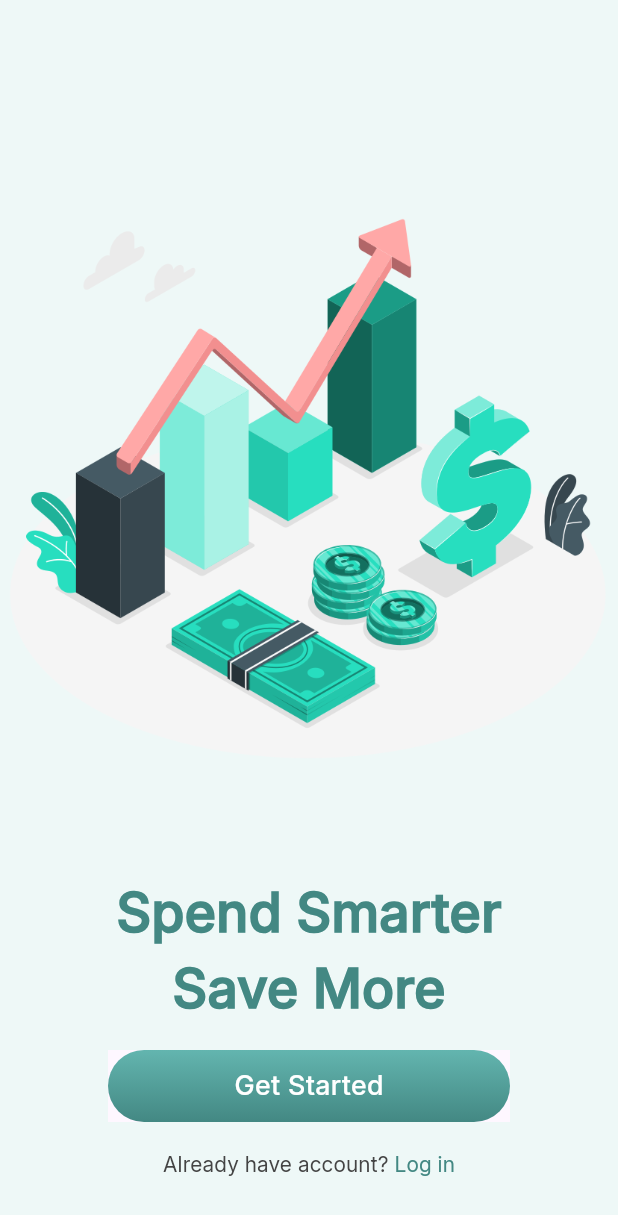
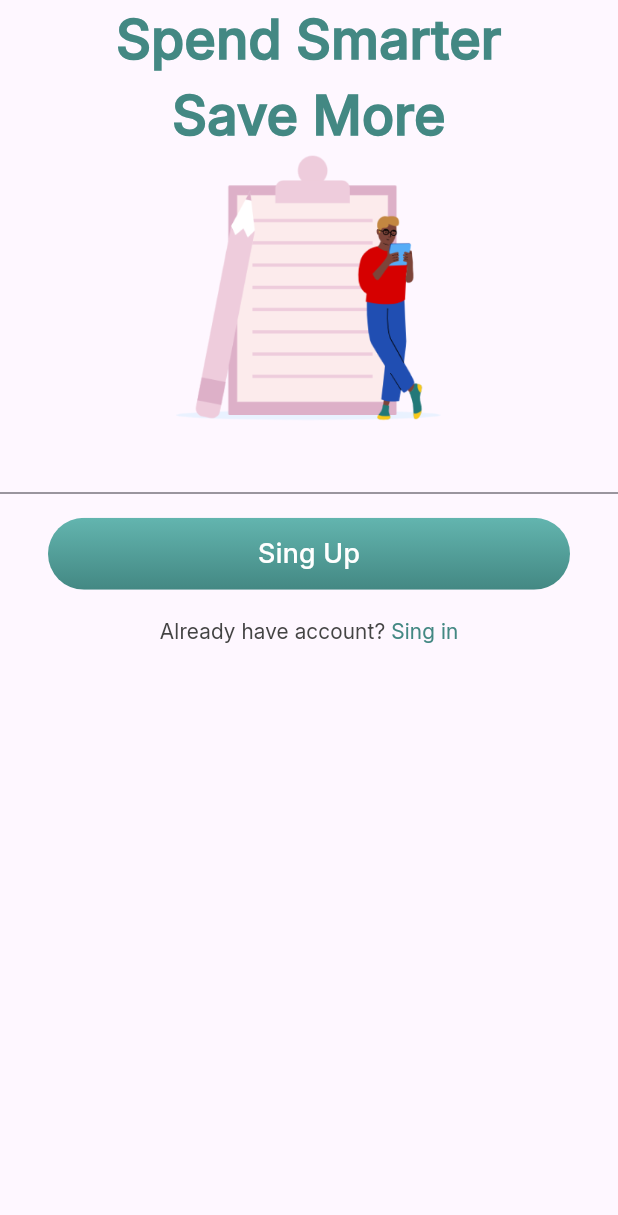
Before and after one commit to PiterCapistrano/money_map, a Flutter app: the screen it shows after launch, after a tap on "Already have account?", on a phone screen of 412 x 824 dp. Shown: the top 1215 px of the screen. Run offline on Flutter 3.47's test engine with Material 3 defaults, Android fonts, the phone set to English and light mode, and no system bars.

Commit message:
Criando Navegaçãoes de Tela e Tela de Cadastro

```diff
--- a/lib/app.dart
+++ b/lib/app.dart
@@ -1,5 +1,5 @@
 import 'package:flutter/material.dart';
-import 'package:money_map/features/onboarding/onboarding_page.dart';
+import 'package:money_map/features/splash/splash_page.dart';
 
 class App extends StatelessWidget {
   const App({super.key});
@@ -7,7 +7,7 @@ class App extends StatelessWidget {
   @override
   Widget build(BuildContext context) {
     return const MaterialApp(
-      home: OnboardingPage(),
+      home: SplashPage(),
     );
   }
 }
--- a/lib/features/onboarding/onboarding_page.dart
+++ b/lib/features/onboarding/onboarding_page.dart
@@ -1,11 +1,10 @@
-import 'dart:developer';
-
-import 'package:flutter/gestures.dart';
 import 'package:flutter/material.dart';
 import 'package:money_map/common/constants/app_colors.dart';
 import 'package:money_map/common/constants/app_text_styles.dart';
 import 'package:money_map/common/constants/widgets/multi_text_button.dart';
 import 'package:money_map/common/constants/widgets/primary_button.dart';
+import 'package:money_map/features/login/login.dart';
+import 'package:money_map/features/sing_up/sing_up.dart';
 
 class OnboardingPage extends StatelessWidget {
   const OnboardingPage({super.key});
@@ -17,9 +16,6 @@ class OnboardingPage extends StatelessWidget {
         body: Align(
           child: Column(
             children: [
-              const SizedBox(
-                height: 48.0,
-              ),
               Expanded(
                 child: Image.asset('assets/images/access_image.png'),
               ),
@@ -42,7 +38,13 @@ class OnboardingPage extends StatelessWidget {
                 ),
                 child: PrimaryButton(
                   text: 'Get Started',
-                  onPressed: () {},
+                  onPressed: () {
+                    Navigator.push(
+                        context,
+                        MaterialPageRoute(
+                          builder: (context) => const Login(),
+                        ));
+                  },
                 ),
               ),
               MultiTextButton(
@@ -58,7 +60,13 @@ class OnboardingPage extends StatelessWidget {
                         .copyWith(color: AppColors.darkGreen),
                   )
                 ],
-                onPressed: () => log('Tap'),
+                onPressed: () {
+                  Navigator.push(
+                      context,
+                      MaterialPageRoute(
+                        builder: (context) => const SingUp(),
+                      ));
+                },
               ),
               const SizedBox(
                 height: 24.0,
--- /dev/null
+++ b/lib/features/sing_up/sing_up.dart
@@ -0,0 +1,75 @@
+import 'package:flutter/material.dart';
+import 'package:money_map/common/constants/app_colors.dart';
+import 'package:money_map/common/constants/app_text_styles.dart';
+import 'package:money_map/common/constants/widgets/multi_text_button.dart';
+import 'package:money_map/common/constants/widgets/primary_button.dart';
+import 'package:money_map/features/login/login.dart';
+
+class SingUp extends StatelessWidget {
+  const SingUp({super.key});
+
+  @override
+  Widget build(BuildContext context) {
+    return Scaffold(
+      body: ListView(
+        children: [
+          Text(
+            'Spend Smarter',
+            textAlign: TextAlign.center,
+            style:
+                AppTextStyles.mediumText.copyWith(color: AppColors.darkGreen),
+          ),
+          Text(
+            'Save More',
+            textAlign: TextAlign.center,
+            style:
+                AppTextStyles.mediumText.copyWith(color: AppColors.darkGreen),
+          ),
+          Image.asset(
+            'assets/images/sing_up.png',
+          ),
+          TextFormField(),
+          Padding(
+            padding: const EdgeInsets.only(
+              left: 32.0,
+              right: 32.0,
+              top: 16.0,
+              bottom: 4.0,
+            ),
+            child: PrimaryButton(
+              text: 'Sing Up',
+              onPressed: () {
+                Navigator.push(
+                    context,
+                    MaterialPageRoute(
+                      builder: (context) => const Login(),
+                    ));
+              },
+            ),
+          ),
+          MultiTextButton(
+            children: [
+              Text(
+                'Already have account? ',
+                style:
+                    AppTextStyles.smallText.copyWith(color: AppColors.darkGrey),
+              ),
+              Text(
+                'Sing in',
+                style: AppTextStyles.smallText
+                    .copyWith(color: AppColors.darkGreen),
+              )
+            ],
+            onPressed: () {
+              Navigator.push(
+                  context,
+                  MaterialPageRoute(
+                    builder: (context) => const SingUp(),
+                  ));
+            },
+          ),
+        ],
+      ),
+    );
+  }
+}
--- a/lib/features/splash/splash_page.dart
+++ b/lib/features/splash/splash_page.dart
@@ -1,9 +1,38 @@
+import 'dart:async';
+
 import 'package:flutter/material.dart';
 import 'package:money_map/common/constants/app_colors.dart';
 import 'package:money_map/common/constants/app_text_styles.dart';
+import 'package:money_map/features/onboarding/onboarding_page.dart';
 
-class SplashPage extends StatelessWidget {
+class SplashPage extends StatefulWidget {
   const SplashPage({super.key});
+
+  @override
+  State<SplashPage> createState() => _SplashPageState();
+}
+
+class _SplashPageState extends State<SplashPage> {
+  @override
+  void initState() {
+    super.initState();
+    init();
+  }
+
+  Timer init() {
+    return Timer(
+      const Duration(seconds: 2),
+      navigateToOnboarding,
+    );
+  }
+
+  void navigateToOnboarding() {
+    Navigator.push(
+        context,
+        MaterialPageRoute(
+          builder: (context) => const OnboardingPage(),
+        ));
+  }
 
   @override
   Widget build(BuildContext context) {
@@ -17,9 +46,15 @@ class SplashPage extends StatelessWidget {
             colors: AppColors.greenGradient,
           ),
         ),
-        child: Text(
-          'Money Map',
-          style: AppTextStyles.bigText.copyWith(color: AppColors.white),
+        child: Column(
+          mainAxisAlignment: MainAxisAlignment.center,
+          children: [
+            Text(
+              'Money Map',
+              style: AppTextStyles.bigText.copyWith(color: AppColors.white),
+            ),
+            const CircularProgressIndicator(),
+          ],
         ),
       ),
     );
```
Also changed, not shown: lib/features/login/login.dart (added, +15 -0 lines), assets/images/check_email.png (added), assets/images/login.png (added), assets/images/reset_password.png (added), assets/images/sing_up.png (added).
